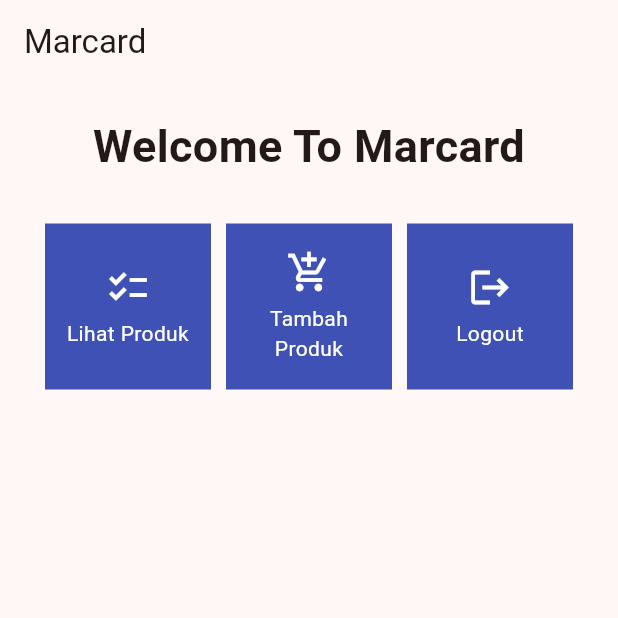
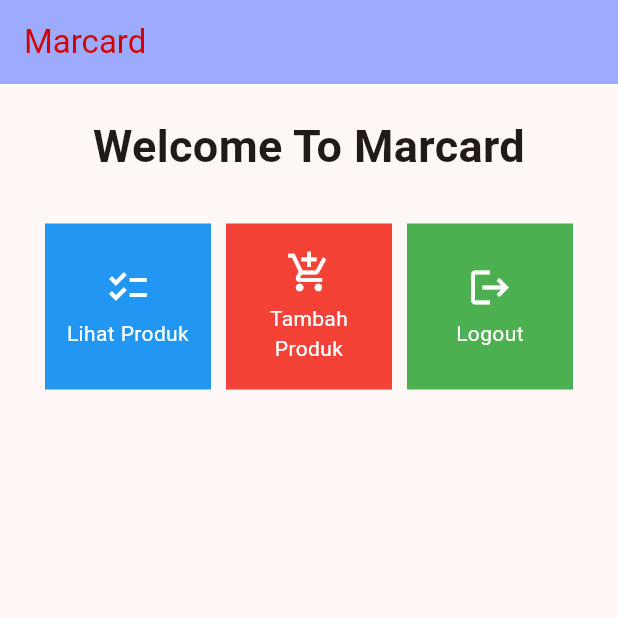
Before and after one commit to gammafarrel/marcard-mobile, a Flutter app: the screen it shows after launch, on a phone screen of 412 x 824 dp, the top half of it. Run offline on Flutter 3.47's test engine with Material 2 defaults, Android fonts, the light colour scheme and no system bars.

Commit message:
tugas7: bonus done

```diff
--- a/marcard/lib/menu.dart
+++ b/marcard/lib/menu.dart
@@ -4,9 +4,9 @@ class MyHomePage extends StatelessWidget {
   MyHomePage({Key? key}) : super(key: key);
 
   final List<ShopItem> items = [
-    ShopItem("Lihat Produk", Icons.checklist),
-    ShopItem("Tambah Produk", Icons.add_shopping_cart),
-    ShopItem("Logout", Icons.logout),
+    ShopItem("Lihat Produk", Icons.checklist, Colors.blue),
+    ShopItem("Tambah Produk", Icons.add_shopping_cart, Colors.red),
+    ShopItem("Logout", Icons.logout, Colors.green),
   ];
 
   @override
@@ -15,7 +15,9 @@ class MyHomePage extends StatelessWidget {
       appBar: AppBar(
         title: const Text(
           'Marcard',
+          style: TextStyle(color: Color.fromARGB(255, 212, 0, 0)),
         ),
+        backgroundColor: const Color.fromARGB(255, 157, 171, 255),
       ),
       body: SingleChildScrollView(
         // Widget wrapper yang dapat discroll
@@ -66,7 +68,7 @@ class ShopCard extends StatelessWidget {
   @override
   Widget build(BuildContext context) {
     return Material(
-      color: Colors.indigo,
+      color: item.color,
       child: InkWell(
         // Area responsive terhadap sentuhan
         onTap: () {
@@ -106,6 +108,7 @@ class ShopCard extends StatelessWidget {
 class ShopItem {
   final String name;
   final IconData icon;
+  final Color color;
 
-  ShopItem(this.name, this.icon);
+  ShopItem(this.name, this.icon, this.color);
 }
```
Lines whose indentation alone changed are shown as unchanged.
